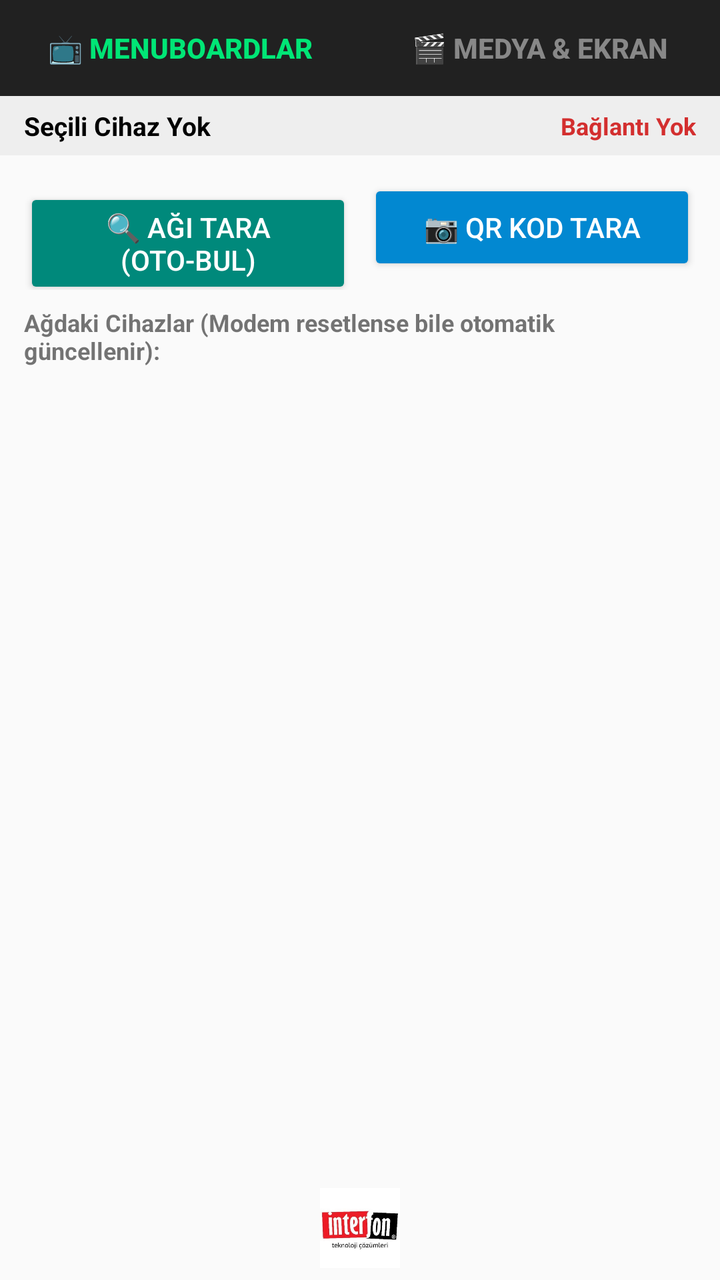
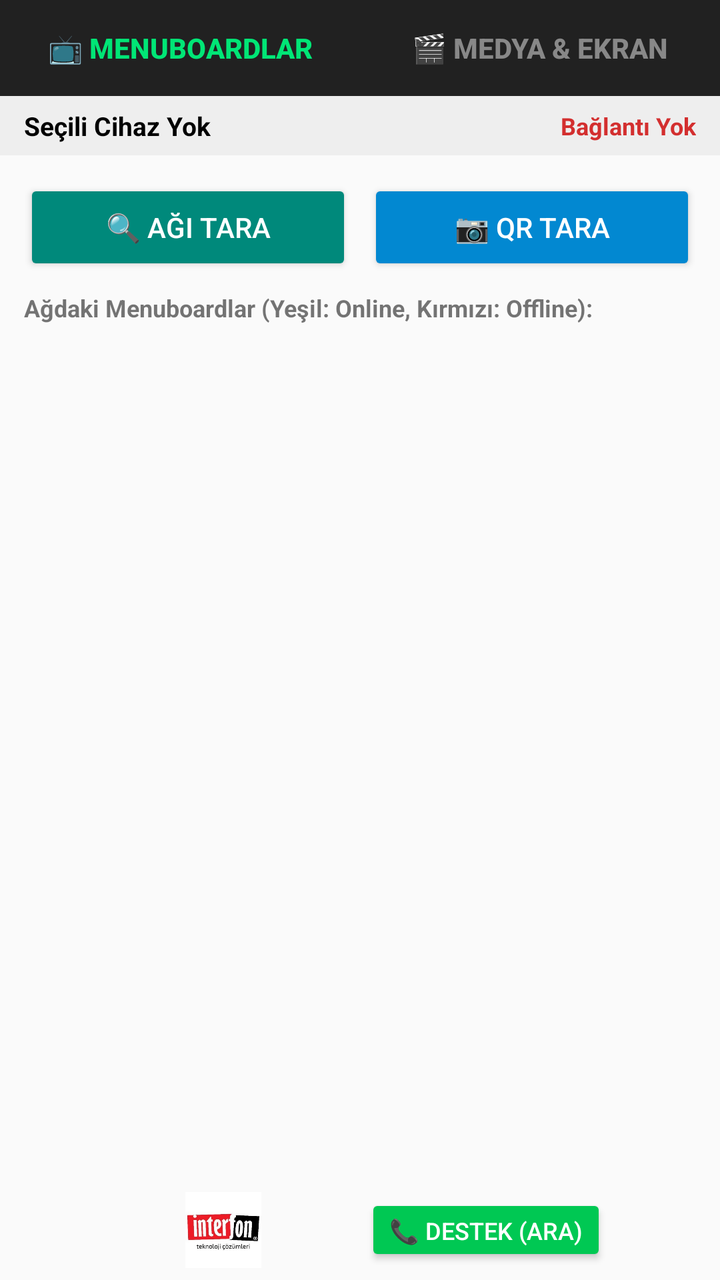

Two renders of the same Android screen: before a commit and after it. Below are the layout's source before the change and the commit's diff.
<!-- AndroidManifest.xml: application theme Theme.AppCompat.Light.DarkActionBar -->
<!-- res/layout/activity_main.xml -->
<?xml version="1.0" encoding="utf-8"?>
<LinearLayout xmlns:android="http://schemas.android.com/apk/res/android"
    android:layout_width="match_parent"
    android:layout_height="match_parent"
    android:orientation="vertical">

    
    <LinearLayout
        android:layout_width="match_parent"
        android:layout_height="48dp"
        android:background="#212121"
        android:orientation="horizontal">

        <Button
            android:id="@+id/tabDevices"
            android:layout_width="0dp"
            android:layout_height="match_parent"
            android:layout_weight="1"
            android:background="?selectableItemBackground"
            android:text="📺 Menuboardlar"
            android:textColor="#00E676"
            android:textStyle="bold" />

        <Button
            android:id="@+id/tabMedia"
            android:layout_width="0dp"
            android:layout_height="match_parent"
            android:layout_weight="1"
            android:background="?selectableItemBackground"
            android:text="🎬 Medya &amp; Ekran"
            android:textColor="#888888"
            android:textStyle="bold" />
    </LinearLayout>

    
    <LinearLayout
        android:layout_width="match_parent"
        android:layout_height="wrap_content"
        android:background="#EEEEEE"
        android:gravity="center_vertical"
        android:orientation="horizontal"
        android:paddingHorizontal="12dp"
        android:paddingVertical="6dp">

        <TextView
            android:id="@+id/txtActiveDeviceName"
            android:layout_width="0dp"
            android:layout_height="wrap_content"
            android:layout_weight="1"
            android:text="Seçili Cihaz Yok"
            android:textColor="#000000"
            android:textSize="13sp"
            android:textStyle="bold" />

        <TextView
            android:id="@+id/txtConnectionStatus"
            android:layout_width="wrap_content"
            android:layout_height="wrap_content"
            android:text="Bağlantı Yok"
            android:textColor="#D32F2F"
            android:textSize="12sp"
            android:textStyle="bold" />
    </LinearLayout>

    
    <LinearLayout
        android:id="@+id/panelTabDevices"
        android:layout_width="match_parent"
        android:layout_height="0dp"
        android:layout_weight="1"
        android:orientation="vertical"
        android:padding="12dp"
        android:visibility="visible">

        <LinearLayout
            android:layout_width="match_parent"
            android:layout_height="wrap_content"
            android:orientation="horizontal">

            <Button
                android:id="@+id/btnScanNetwork"
                android:layout_width="0dp"
                android:layout_height="wrap_content"
                android:layout_weight="1"
                android:backgroundTint="#00897B"
                android:text="🔍 Ağı Tara (Oto-Bul)"
                android:textColor="#FFFFFF" />

            <Button
                android:id="@+id/btnScanQr"
                android:layout_width="0dp"
                android:layout_height="wrap_content"
                android:layout_marginStart="8dp"
                android:layout_weight="1"
                android:backgroundTint="#0288D1"
                android:text="📷 QR Kod Tara"
                android:textColor="#FFFFFF" />
        </LinearLayout>

        <TextView
            android:id="@+id/txtScanNotice"
            android:layout_width="wrap_content"
            android:layout_height="wrap_content"
            android:layout_marginTop="8dp"
            android:text="Ağdaki Cihazlar (Modem resetlense bile otomatik güncellenir):"
            android:textSize="12sp"
            android:textStyle="bold" />

        <androidx.recyclerview.widget.RecyclerView
            android:id="@+id/rvDevices"
            android:layout_width="match_parent"
            android:layout_height="0dp"
            android:layout_marginTop="6dp"
            android:layout_weight="1" />
    </LinearLayout>

    
    <LinearLayout
        android:id="@+id/panelTabMedia"
        android:layout_width="match_parent"
        android:layout_height="0dp"
        android:layout_weight="1"
        android:orientation="vertical"
        android:padding="12dp"
        android:visibility="gone">

        
        <LinearLayout
            android:layout_width="match_parent"
            android:layout_height="wrap_content"
            android:background="#E8EAF6"
            android:gravity="center_vertical"
            android:orientation="horizontal"
            android:padding="8dp">

            <TextView
                android:layout_width="0dp"
                android:layout_height="wrap_content"
                android:layout_weight="1"
                android:text="Telefon Ekranını Yansıt:"
                android:textSize="13sp"
                android:textStyle="bold" />

            <Button
                android:id="@+id/btnToggleScreenShare"
                android:layout_width="wrap_content"
                android:layout_height="wrap_content"
                android:backgroundTint="#7B1FA2"
                android:text="📱 Ekranı Paylaş"
                android:textColor="#FFFFFF" />
        </LinearLayout>

        
        <LinearLayout
            android:id="@+id/panelControls"
            android:layout_width="match_parent"
            android:layout_height="wrap_content"
            android:layout_marginTop="8dp"
            android:background="#F5F5F5"
            android:orientation="vertical"
            android:padding="8dp">

            <LinearLayout
                android:layout_width="match_parent"
                android:layout_height="wrap_content"
                android:orientation="horizontal">

                <EditText
                    android:id="@+id/edtDuration"
                    android:layout_width="0dp"
                    android:layout_height="wrap_content"
                    android:layout_weight="1"
                    android:hint="Süre (0:tam)"
                    android:inputType="number"
                    android:text="0" />

                <EditText
                    android:id="@+id/edtWaitAfter"
                    android:layout_width="0dp"
                    android:layout_height="wrap_content"
                    android:layout_marginStart="6dp"
                    android:layout_weight="1"
                    android:hint="Bekleme (sn)"
                    android:inputType="number"
                    android:text="0" />

                <Spinner
                    android:id="@+id/spinnerAnim"
                    android:layout_width="0dp"
                    android:layout_height="wrap_content"
                    android:layout_marginStart="6dp"
                    android:layout_weight="1.2" />
            </LinearLayout>

            <Button
                android:id="@+id/btnPickMedia"
                android:layout_width="match_parent"
                android:layout_height="wrap_content"
                android:layout_marginTop="4dp"
                android:text="+ Bu Menuboarda Medya Yükle" />
        </LinearLayout>

        <TextView
            android:layout_width="wrap_content"
            android:layout_height="wrap_content"
            android:layout_marginTop="8dp"
            android:text="Oynatma Listesi:"
            android:textSize="12sp"
            android:textStyle="bold" />

        <androidx.recyclerview.widget.RecyclerView
            android:id="@+id/recyclerViewPlaylist"
            android:layout_width="match_parent"
            android:layout_height="0dp"
            android:layout_marginTop="4dp"
            android:layout_weight="1" />
    </LinearLayout>

    <ImageView
        android:id="@+id/imgFooterLogo"
        android:layout_width="120dp"
        android:layout_height="40dp"
        android:layout_gravity="center_horizontal"
        android:layout_marginBottom="6dp"
        android:src="@drawable/logo_interfon" />

</LinearLayout>
<!-- resources referenced by this layout -->
<resources>
  <!-- drawable logo_interfon: png bitmap (drawable, 130394 bytes) -->
</resources>

<!-- the commit's change to res/layout/activity_main.xml (unified diff, before → after) -->
@@ -83,7 +83,7 @@
                 android:layout_height="wrap_content"
                 android:layout_weight="1"
                 android:backgroundTint="#00897B"
-                android:text="🔍 Ağı Tara (Oto-Bul)"
+                android:text="🔍 Ağı Tara"
                 android:textColor="#FFFFFF" />
 
             <Button
@@ -93,16 +93,15 @@
                 android:layout_marginStart="8dp"
                 android:layout_weight="1"
                 android:backgroundTint="#0288D1"
-                android:text="📷 QR Kod Tara"
+                android:text="📷 QR Tara"
                 android:textColor="#FFFFFF" />
         </LinearLayout>
 
         <TextView
-            android:id="@+id/txtScanNotice"
             android:layout_width="wrap_content"
             android:layout_height="wrap_content"
             android:layout_marginTop="8dp"
-            android:text="Ağdaki Cihazlar (Modem resetlense bile otomatik güncellenir):"
+            android:text="Ağdaki Menuboardlar (Yeşil: Online, Kırmızı: Offline):"
             android:textSize="12sp"
             android:textStyle="bold" />
 
@@ -124,7 +123,6 @@
         android:padding="12dp"
         android:visibility="gone">
 
-        
         <LinearLayout
             android:layout_width="match_parent"
             android:layout_height="wrap_content"
@@ -180,7 +178,7 @@
                     android:layout_height="wrap_content"
                     android:layout_marginStart="6dp"
                     android:layout_weight="1"
-                    android:hint="Bekleme (sn)"
+                    android:hint="Bekleme"
                     android:inputType="number"
                     android:text="0" />
 
@@ -197,7 +195,17 @@
                 android:layout_width="match_parent"
                 android:layout_height="wrap_content"
                 android:layout_marginTop="4dp"
-                android:text="+ Bu Menuboarda Medya Yükle" />
+                android:text="+ Medya Yükle" />
+
+            
+            <ProgressBar
+                android:id="@+id/uploadProgressBar"
+                style="?android:attr/progressBarStyleHorizontal"
+                android:layout_width="match_parent"
+                android:layout_height="8dp"
+                android:layout_marginTop="6dp"
+                android:max="100"
+                android:visibility="gone" />
         </LinearLayout>
 
         <TextView
@@ -216,12 +224,33 @@
             android:layout_weight="1" />
     </LinearLayout>
 
-    <ImageView
-        android:id="@+id/imgFooterLogo"
-        android:layout_width="120dp"
-        android:layout_height="40dp"
-        android:layout_gravity="center_horizontal"
-        android:layout_marginBottom="6dp"
-        android:src="@drawable/logo_interfon" />
+    
+    <LinearLayout
+        android:layout_width="match_parent"
+        android:layout_height="wrap_content"
+        android:background="#FAFAFA"
+        android:gravity="center"
+        android:orientation="horizontal"
+        android:padding="6dp">
+
+        <ImageView
+            android:id="@+id/imgFooterLogo"
+            android:layout_width="110dp"
+            android:layout_height="38dp"
+            android:background="?selectableItemBackground"
+            android:clickable="true"
+            android:focusable="true"
+            android:src="@drawable/logo_interfon" />
+
+        <Button
+            android:id="@+id/btnSupportCall"
+            android:layout_width="wrap_content"
+            android:layout_height="36dp"
+            android:layout_marginStart="16dp"
+            android:backgroundTint="#00C853"
+            android:text="📞 Destek (Ara)"
+            android:textColor="#FFFFFF"
+            android:textSize="12sp" />
+    </LinearLayout>
 
 </LinearLayout>
